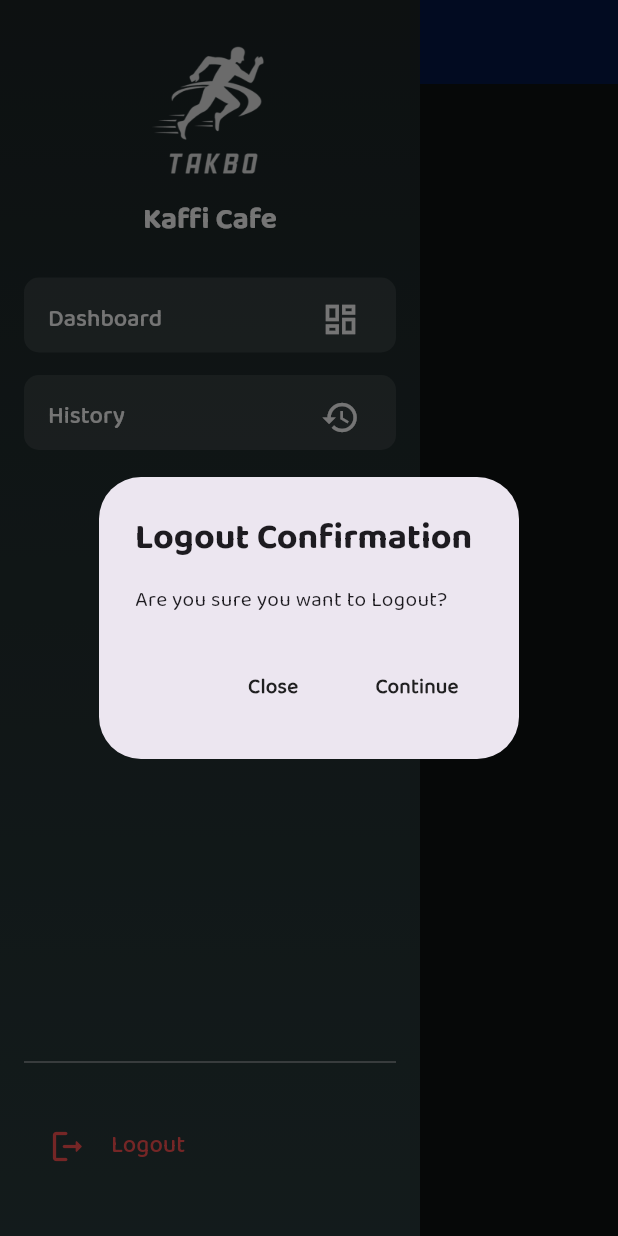
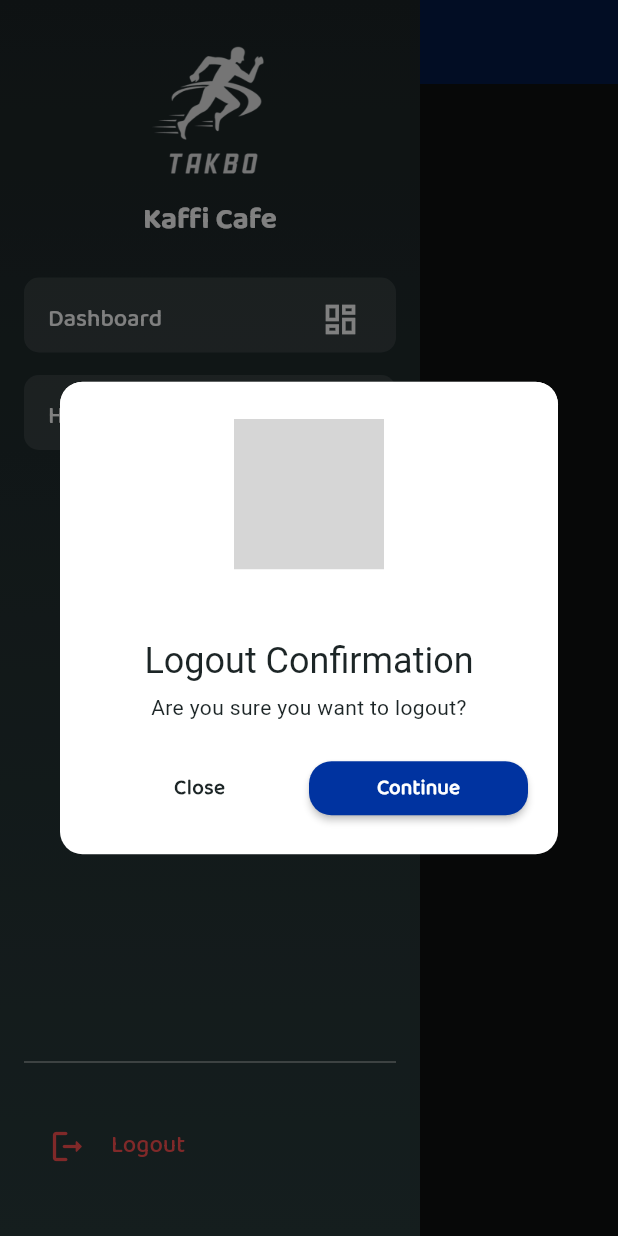
Before and after one commit to lansoyyy/customer_loyalty_merchant, a Flutter app: the HistoryScreen screen opened directly, in the side drawer, after a tap on "Logout", on a phone screen of 412 x 824 dp. Run offline on Flutter 3.47's test engine with Material 3 defaults, Android fonts, the phone set to English and light mode, and no system bars; our stand-ins replace flutter_spinkit, fluttertoast, font_awesome_flutter, get, get_storage, quickalert; missing offline and left inert: flutter_swipe_button; accounts and stored records are empty; grey boxes are pictures that could not be loaded.

Commit message:
improved ui for logout and dialogs

```diff
--- a/lib/widgets/logout_widget.dart
+++ b/lib/widgets/logout_widget.dart
@@ -1,43 +1,40 @@
 import 'package:customer_loyalty/screens/auth/login_screen.dart';
+import 'package:customer_loyalty/utils/colors.dart';
 import 'package:flutter/material.dart';
 import 'package:get/get.dart';
 import 'package:get_storage/get_storage.dart';
+import 'package:quickalert/quickalert.dart';
 
-logout(BuildContext context, Widget navigationRoute) {
-  final box = GetStorage();
-
-  return showDialog(
-      context: context,
-      builder: (context) => AlertDialog(
-            title: const Text(
-              'Logout Confirmation',
-              style: TextStyle(fontFamily: 'Bold', fontWeight: FontWeight.bold),
-            ),
-            content: const Text(
-              'Are you sure you want to Logout?',
-              style: TextStyle(fontFamily: 'Regular'),
-            ),
-            actions: <Widget>[
-              MaterialButton(
-                onPressed: () => Navigator.of(context).pop(true),
-                child: const Text(
-                  'Close',
-                  style: TextStyle(
-                      fontFamily: 'Regular', fontWeight: FontWeight.bold),
-                ),
-              ),
-              MaterialButton(
-                onPressed: () async {
-                  box.erase();
-                  Get.off(MerchantLoginScreen(),
-                      transition: Transition.circularReveal);
-                },
-                child: const Text(
-                  'Continue',
-                  style: TextStyle(
-                      fontFamily: 'Regular', fontWeight: FontWeight.bold),
-                ),
-              ),
-            ],
-          ));
+void logout(BuildContext context, Widget navigationRoute) {
+  QuickAlert.show(
+    context: context,
+    type: QuickAlertType.warning,
+    title: 'Logout Confirmation',
+    text: 'Are you sure you want to logout?',
+    titleColor: const Color(0xFF1C2526),
+    textColor: const Color(0xFF1C2526),
+    confirmBtnText: 'Continue',
+    confirmBtnColor: bayanihanBlue,
+    cancelBtnText: 'Close',
+    showCancelBtn: true,
+    confirmBtnTextStyle: const TextStyle(
+      fontFamily: 'Regular',
+      fontWeight: FontWeight.bold,
+      color: Colors.white,
+    ),
+    cancelBtnTextStyle: const TextStyle(
+      fontFamily: 'Regular',
+      fontWeight: FontWeight.bold,
+      color: Color(0xFF1C2526),
+    ),
+    onConfirmBtnTap: () async {
+      final box = GetStorage();
+      await box.erase();
+      Get.off(() => MerchantLoginScreen(),
+          transition: Transition.circularReveal);
+    },
+    onCancelBtnTap: () {
+      Navigator.of(context).pop();
+    },
+  );
 }
```
